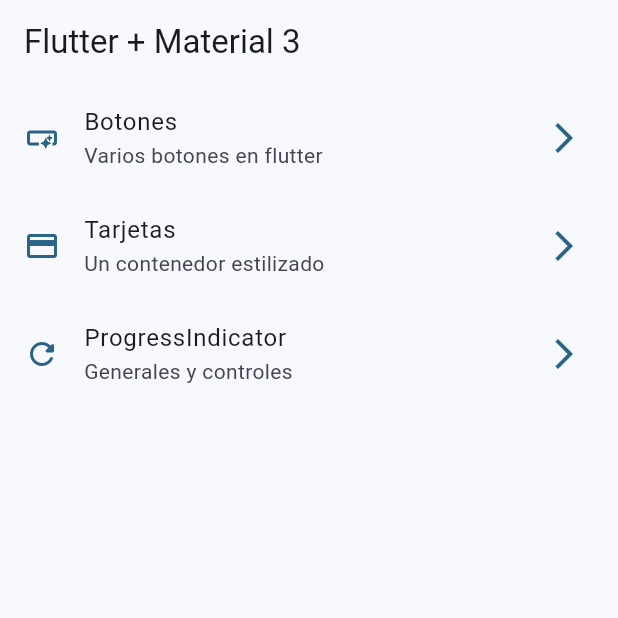
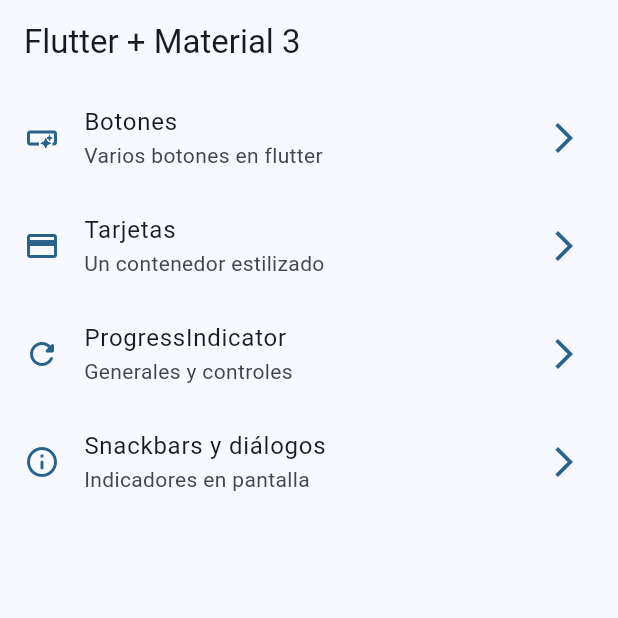
Before and after one commit to astabaresg/widgetswithflutter, a Flutter app: the screen it shows after launch, on a phone screen of 412 x 824 dp, the top half of it. Run offline on Flutter 3.47's test engine with Material 2 defaults, Android fonts, the phone set to English and light mode, and no system bars; our stand-ins replace go_router.

Commit message:
Snackbars and dialogs finished

```diff
--- a/lib/config/menu/menu_items.dart
+++ b/lib/config/menu/menu_items.dart
@@ -15,7 +15,12 @@ const appMenuItems = <MenuItem>[
       title: 'ProgressIndicator',
       subtitle: 'Generales y controles',
       url: '/progress',
-      icon: Icons.refresh_rounded)
+      icon: Icons.refresh_rounded),
+  MenuItem(
+      title: 'Snackbars y diálogos',
+      subtitle: 'Indicadores en pantalla',
+      url: '/snackbars',
+      icon: Icons.info_outline_rounded)
 ];
 
 class MenuItem {
--- a/lib/config/router/app_router.dart
+++ b/lib/config/router/app_router.dart
@@ -24,6 +24,11 @@ final appRouter = GoRouter(
       path: '/progress',
       name: ProgressScren.name,
       builder: (context, state) => const ProgressScren(),
+    ),
+    GoRoute(
+      path: '/snackbars',
+      name: SnackbarScreen.name,
+      builder: (context, state) => const SnackbarScreen(),
     )
   ],
 );
--- a/lib/main.dart
+++ b/lib/main.dart
@@ -13,6 +13,7 @@ class MainApp extends StatelessWidget {
   @override
   Widget build(BuildContext context) {
     return MaterialApp.router(
+      title: 'Flutter Widgets',
       routerConfig: appRouter,
       debugShowCheckedModeBanner: false,
       theme: AppTheme(selectedColor: 5).getTheme(),
```
Also changed, not shown: lib/presentation/screens/snackbar/snackbar_screen.dart (+57 -1 lines).
